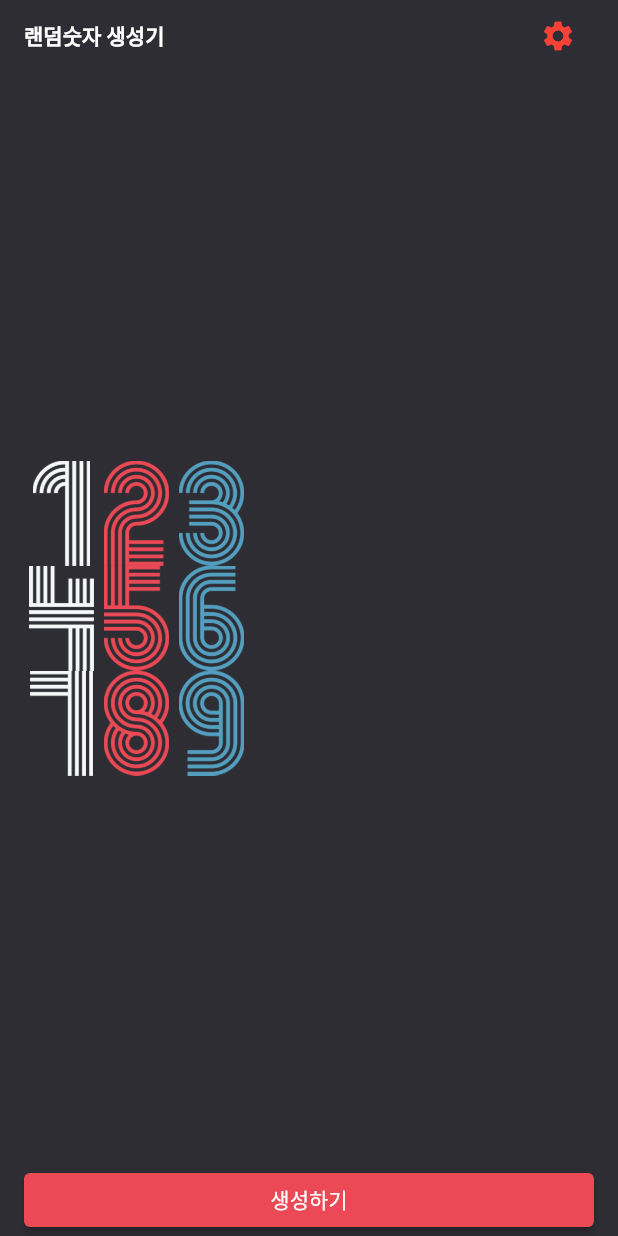
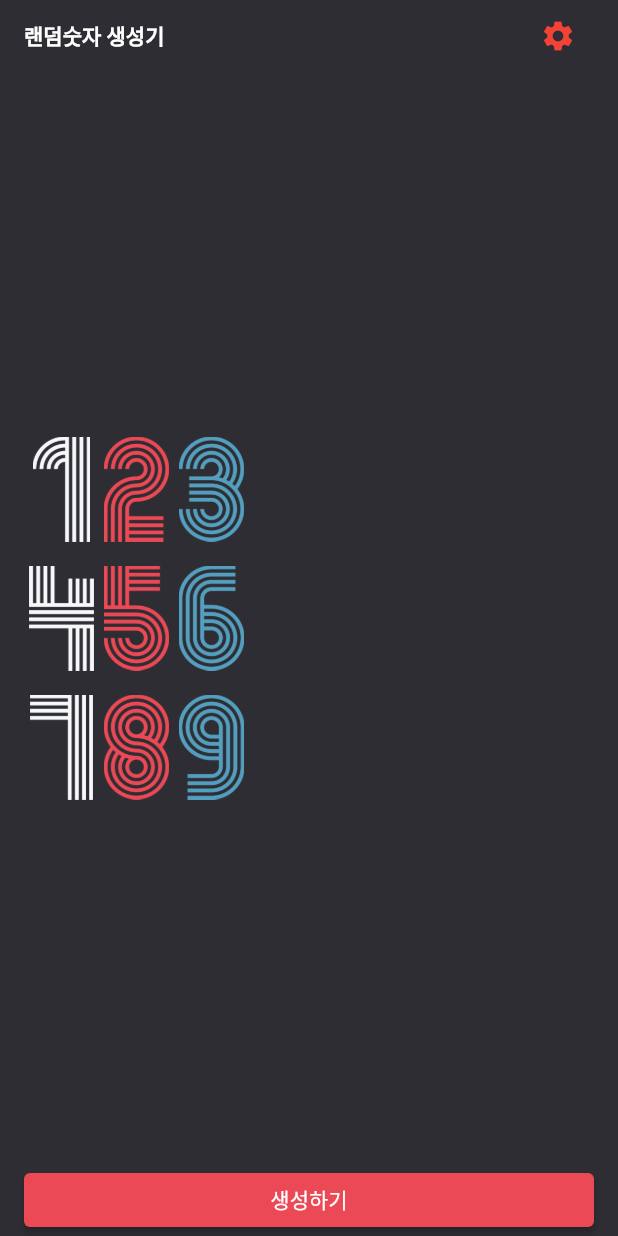
Before and after one commit to leeseongwon95/random_number_generator, a Flutter app: the screen it shows after launch, on a phone screen of 412 x 824 dp. Run offline on Flutter 3.47's test engine with Material 2 defaults, Android fonts, the phone set to English and light mode, and no system bars.

Commit message:
숫자 맵핑

```diff
--- a/lib/screen/home_screen.dart
+++ b/lib/screen/home_screen.dart
@@ -48,9 +48,14 @@ class _HomeScreenState extends State<HomeScreen> {
                       456,
                       789,
                     ]
+                        .asMap()
+                        .entries
                         .map(
-                          (x) => Row(
-                            children: x
+                          (x) => Padding(
+                            padding: EdgeInsets.only(
+                                bottom: x.key == 2 ? 0 : 16.0),
+                            child: Row(
+                              children: x.value
                                   .toString()
                                   .split('')
                                   .map(
@@ -61,6 +66,7 @@ class _HomeScreenState extends State<HomeScreen> {
                                     ),
                                   )
                                   .toList(),
+                            ),
                           ),
                         )
                         .toList()),
```
Lines whose indentation alone changed are shown as unchanged.
